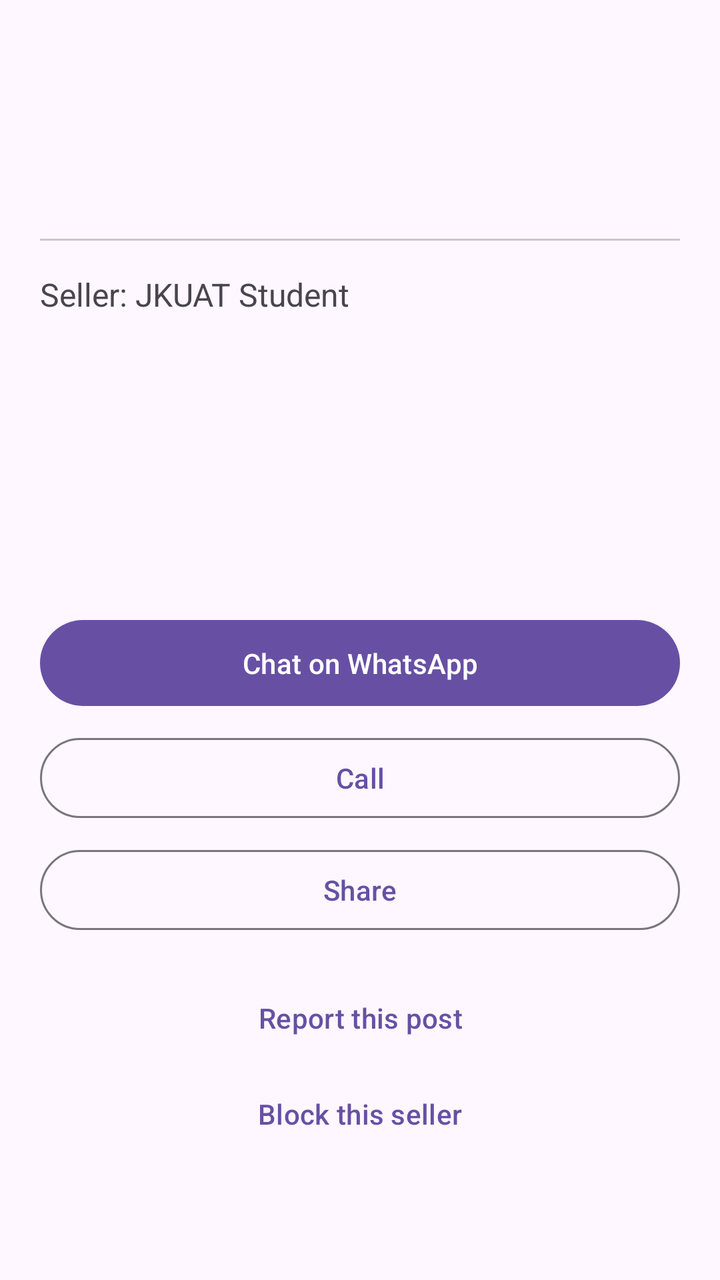
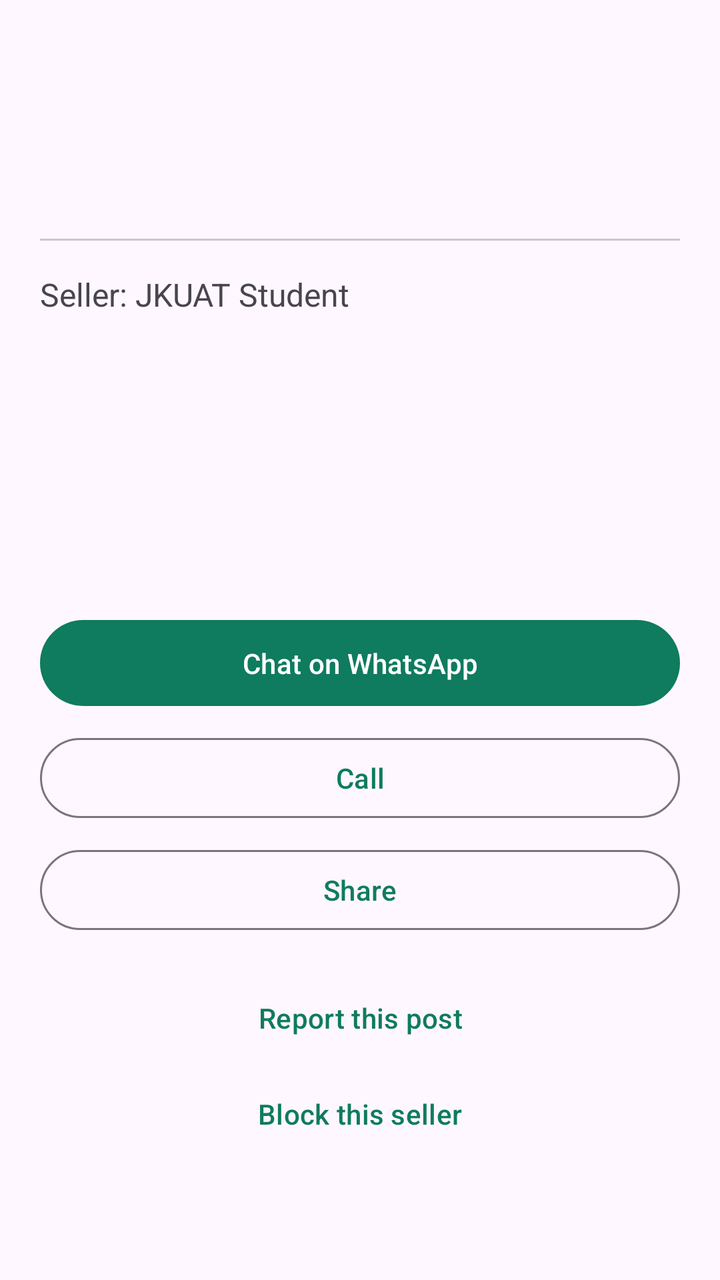

Screens rendered from an Android XML layout before and after an edit, with the pre-edit source and the edit as a unified diff.
<!-- AndroidManifest.xml: application theme Theme.CampusMarket -->
<!-- res/layout/activity_product_detail.xml -->
<?xml version="1.0" encoding="utf-8"?>
<ScrollView xmlns:android="http://schemas.android.com/apk/res/android"
    android:id="@+id/detailMain"
    android:layout_width="match_parent"
    android:layout_height="match_parent"
    android:clipToPadding="false"
    android:fillViewport="true">

    <LinearLayout
        android:layout_width="match_parent"
        android:layout_height="wrap_content"
        android:orientation="vertical"
        android:padding="20dp">

        
        <HorizontalScrollView
            android:id="@+id/detailGalleryScroll"
            android:layout_width="match_parent"
            android:layout_height="wrap_content"
            android:layout_marginBottom="16dp"
            android:scrollbars="none">

            <LinearLayout
                android:id="@+id/detailGallery"
                android:layout_width="wrap_content"
                android:layout_height="wrap_content"
                android:orientation="horizontal" />
        </HorizontalScrollView>

        <TextView
            android:id="@+id/detailWantedBadge"
            android:layout_width="wrap_content"
            android:layout_height="wrap_content"
            android:text="@string/product_wanted_badge"
            android:textColor="@android:color/holo_blue_dark"
            android:textSize="12sp"
            android:textStyle="bold"
            android:visibility="gone" />

        
        <TextView
            android:id="@+id/detailTitle"
            android:layout_width="wrap_content"
            android:layout_height="wrap_content"
            android:textSize="24sp"
            android:textStyle="bold" />

        
        <TextView
            android:id="@+id/detailPrice"
            android:layout_width="wrap_content"
            android:layout_height="wrap_content"
            android:layout_marginTop="8dp"
            android:textColor="@android:color/holo_green_dark"
            android:textSize="20sp"
            android:textStyle="bold" />

        <View
            android:layout_width="match_parent"
            android:layout_height="1dp"
            android:layout_marginTop="16dp"
            android:layout_marginBottom="16dp"
            android:background="#33000000" />

        
        <TextView
            android:id="@+id/detailSeller"
            android:layout_width="wrap_content"
            android:layout_height="wrap_content"
            android:text="@string/detail_seller"
            android:textSize="16sp" />

        <TextView
            android:id="@+id/detailCategory"
            android:layout_width="wrap_content"
            android:layout_height="wrap_content"
            android:layout_marginTop="8dp"
            android:textSize="16sp" />

        <TextView
            android:id="@+id/detailCondition"
            android:layout_width="wrap_content"
            android:layout_height="wrap_content"
            android:layout_marginTop="8dp"
            android:textSize="16sp" />

        <TextView
            android:id="@+id/detailLocation"
            android:layout_width="wrap_content"
            android:layout_height="wrap_content"
            android:layout_marginTop="8dp"
            android:textSize="16sp" />

        <TextView
            android:id="@+id/detailTime"
            android:layout_width="wrap_content"
            android:layout_height="wrap_content"
            android:layout_marginTop="8dp"
            android:textSize="14sp" />

        <TextView
            android:id="@+id/detailDescription"
            android:layout_width="match_parent"
            android:layout_height="wrap_content"
            android:layout_marginTop="16dp"
            android:textSize="16sp"
            android:visibility="gone" />

        
        <Button
            android:id="@+id/btnContactSeller"
            android:layout_width="match_parent"
            android:layout_height="wrap_content"
            android:layout_marginTop="32dp"
            android:padding="12dp"
            android:text="@string/detail_contact_sale" />

        <Button
            android:id="@+id/btnCallSeller"
            style="?attr/materialButtonOutlinedStyle"
            android:layout_width="match_parent"
            android:layout_height="wrap_content"
            android:layout_marginTop="8dp"
            android:text="@string/detail_call" />

        <com.google.android.material.button.MaterialButton
            android:id="@+id/btnShare"
            style="?attr/materialButtonOutlinedStyle"
            android:layout_width="match_parent"
            android:layout_height="wrap_content"
            android:layout_marginTop="8dp"
            android:text="@string/detail_share" />

        <com.google.android.material.button.MaterialButton
            android:id="@+id/btnReport"
            style="@style/Widget.Material3.Button.TextButton"
            android:layout_width="match_parent"
            android:layout_height="wrap_content"
            android:layout_marginTop="16dp"
            android:text="@string/detail_report" />

        <com.google.android.material.button.MaterialButton
            android:id="@+id/btnBlock"
            style="@style/Widget.Material3.Button.TextButton"
            android:layout_width="match_parent"
            android:layout_height="wrap_content"
            android:text="@string/detail_block" />

    </LinearLayout>
</ScrollView>
<!-- resources referenced by this layout -->
<resources>
  <string name="detail_block">Block this seller</string>
  <string name="detail_call">Call</string>
  <string name="detail_contact_sale">Chat on WhatsApp</string>
  <string name="detail_report">Report this post</string>
  <string name="detail_seller">Seller: JKUAT Student</string>
  <string name="detail_share">Share</string>
  <string name="product_wanted_badge">WANTED</string>
  <style name="Theme.CampusMarket" parent="Base.Theme.CampusMarket" />
  <style name="Base.Theme.CampusMarket" parent="Theme.Material3.DayNight.NoActionBar">
          
          
      </style>
</resources>

<!-- the commit's change to res/layout/activity_product_detail.xml (unified diff, before → after) -->
@@ -32,7 +32,7 @@
             android:layout_width="wrap_content"
             android:layout_height="wrap_content"
             android:text="@string/product_wanted_badge"
-            android:textColor="@android:color/holo_blue_dark"
+            android:textColor="?attr/colorPrimary"
             android:textSize="12sp"
             android:textStyle="bold"
             android:visibility="gone" />
@@ -51,7 +51,7 @@
             android:layout_width="wrap_content"
             android:layout_height="wrap_content"
             android:layout_marginTop="8dp"
-            android:textColor="@android:color/holo_green_dark"
+            android:textColor="?attr/colorPrimary"
             android:textSize="20sp"
             android:textStyle="bold" />
 
<!-- resource entries referenced after the edit -->
@@ -9,8 +9,12 @@
   <string name="product_wanted_badge">WANTED</string>
   <style name="Theme.CampusMarket" parent="Base.Theme.CampusMarket" />
   <style name="Base.Theme.CampusMarket" parent="Theme.Material3.DayNight.NoActionBar">
-          
-          
+          <item name="colorPrimary">#0F7B5F</item>
+          <item name="colorOnPrimary">#FFFFFF</item>
+          <item name="colorPrimaryContainer">#B8F0DC</item>
+          <item name="colorOnPrimaryContainer">#00201A</item>
+          <item name="colorSecondaryContainer">#D6E8E0</item>
+          <item name="colorOnSecondaryContainer">#0E1F19</item>
       </style>
 </resources>
 
